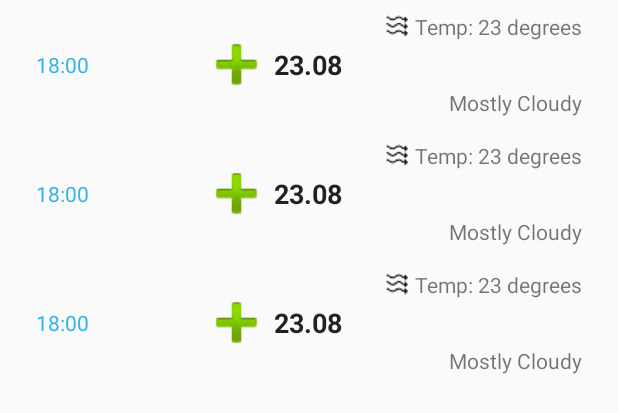
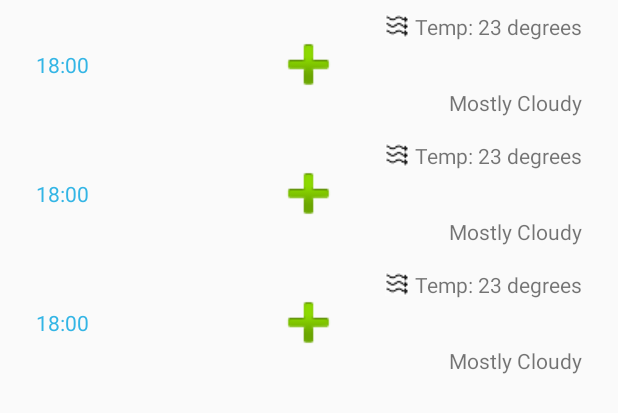
Before and after one commit to talha89/WeatherTestApp, an Android app: the layout fragment_forecast.xml on its own in the app's theme, with its tools: preview values and no code run, on a phone screen of 412 x 824 dp. Shown: the top 413 px of the screen. Run offline under Robolectric (Android 15) with nearby library versions, the phone set to English and light mode, and no system bars.

Commit message:
minor UI fixes and file containing list of tasks done added.

```diff
--- a/app/src/main/java/com/mooncascade/weathertestapp/views/ForecastViewImpl.java
+++ b/app/src/main/java/com/mooncascade/weathertestapp/views/ForecastViewImpl.java
@@ -2,7 +2,6 @@ package com.mooncascade.weathertestapp.views;
 
 import android.animation.Animator;
 import android.animation.AnimatorListenerAdapter;
-import android.os.Build;
 import android.os.Bundle;
 import android.support.v7.widget.DividerItemDecoration;
 import android.support.v7.widget.LinearLayoutManager;
--- a/app/src/main/res/layout/forecast_list_item.xml
+++ b/app/src/main/res/layout/forecast_list_item.xml
@@ -14,24 +14,28 @@
         android:gravity="center_vertical"
         android:textColor="@android:color/holo_blue_light" />
 
+    <LinearLayout
+        android:layout_width="wrap_content"
+        android:layout_height="wrap_content"
+        android:layout_centerInParent="true"
+        android:gravity="center"
+        android:orientation="horizontal">
 
     <ImageView
         android:id="@+id/cityWeatherIv"
         android:layout_width="@dimen/list_item_image_size"
         android:layout_height="@dimen/list_item_image_size"
-        android:layout_centerInParent="true"
-        android:layout_toLeftOf="@+id/cityTempTv"
         android:src="@android:drawable/ic_input_add" />
 
     <TextView
         android:id="@+id/cityTempTv"
         android:layout_width="wrap_content"
         android:layout_height="wrap_content"
-        android:layout_centerInParent="true"
-        android:text="23.08"
         android:textAppearance="?attr/textAppearanceListItem"
         android:textSize="@dimen/forecast_temp_size"
         android:textStyle="bold" />
+
+    </LinearLayout>
 
     <TextView
         android:id="@+id/foreCastWindTv"
--- a/app/src/main/res/values/strings.xml
+++ b/app/src/main/res/values/strings.xml
@@ -8,7 +8,7 @@
 
     <string name="weather_speed">%.1f m/s</string>
     <string name="weather_temp">%.1f \u00B0C</string>
-    <string name="weather_temp_as_text">%s degrees</string>
+    <string name="weather_temp_as_text">%sdegrees</string>
     <string name="forecast_temp_as_text">%s\ndegrees</string>
     <string name="settings">Settings</string>
     <string name="my_location">My Location</string>
```
Also changed, not shown: app/src/main/java/com/mooncascade/weathertestapp/common/Words.java (+28 -28 lines), app/src/main/java/com/mooncascade/weathertestapp/fragments/ForecastFragment.java (+6 -1 lines), app/src/main/java/com/mooncascade/weathertestapp/rest/RestClient.java (+6 -5 lines), 1 other file.
